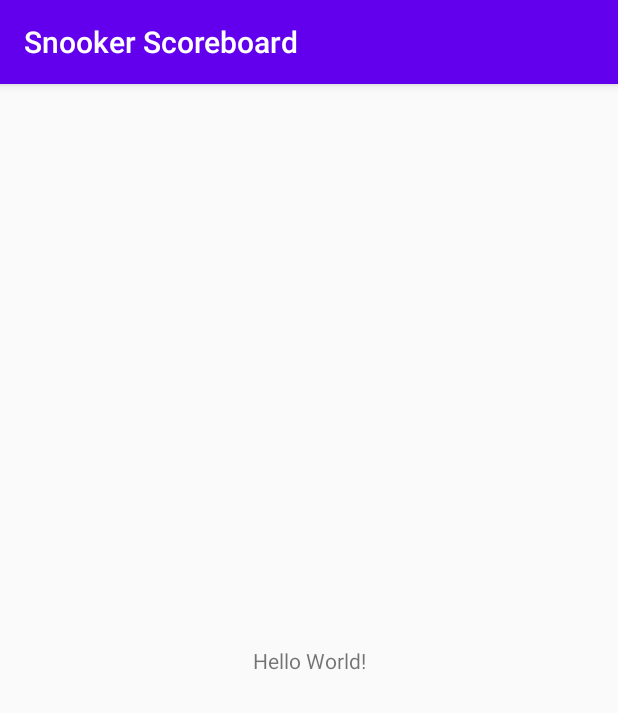
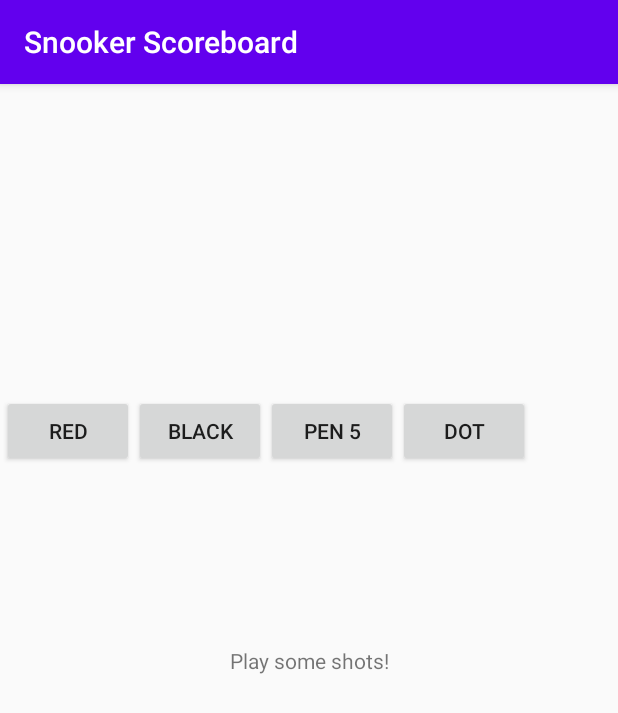
Before and after one commit to mashtonian/Snooker_Scoreboard, an Android app: the screen it shows after launch (MainActivity), on a phone screen of 412 x 824 dp. Shown: the top 713 px of the screen. Run offline under Robolectric (Android 15) with nearby library versions, the phone set to English and light mode, and no system bars.

Commit message:
Implemented naive shotTicker
Added rudimentary UI

```diff
--- a/app/build.gradle
+++ b/app/build.gradle
@@ -1,6 +1,7 @@
 apply plugin: 'com.android.application'
 apply plugin: 'kotlin-android'
 apply plugin: 'kotlin-android-extensions'
+apply plugin: 'kotlin-kapt'
 
 android {
     compileSdkVersion 30
@@ -33,5 +34,4 @@ dependencies {
     testImplementation 'junit:junit:4.12'
     androidTestImplementation 'androidx.test.ext:junit:1.1.2'
     androidTestImplementation 'androidx.test.espresso:espresso-core:3.3.0'
-
 }
--- a/app/src/main/java/com/mashton/android/snookerscoreboard/Frame.kt
+++ b/app/src/main/java/com/mashton/android/snookerscoreboard/Frame.kt
@@ -4,10 +4,12 @@ class Frame {
 
     val playerOne = Player()
     val playerTwo = Player()
-    var currentPlayer = playerTwo
+    var currentPlayer = playerOne
+    var shotTicker: String = ""
 
     fun playShot(shot: Shot) {
         currentPlayer.playShot(shot)
+        shotTicker += shot.shortName
         controlTurnFlow(shot)
     }
 
@@ -39,4 +41,6 @@ class Frame {
         playerTwo -> playerOne
         else -> Player()
     }
+
+
 }
--- a/app/src/main/java/com/mashton/android/snookerscoreboard/MainActivity.kt
+++ b/app/src/main/java/com/mashton/android/snookerscoreboard/MainActivity.kt
@@ -2,10 +2,36 @@ package com.mashton.android.snookerscoreboard
 
 import androidx.appcompat.app.AppCompatActivity
 import android.os.Bundle
+import android.widget.Button
+import android.widget.TextView
 
 class MainActivity : AppCompatActivity() {
     override fun onCreate(savedInstanceState: Bundle?) {
         super.onCreate(savedInstanceState)
         setContentView(R.layout.activity_main)
+
+        val redButton: Button = findViewById(R.id.buttonRed)
+        redButton.setOnClickListener {processShotClick(LegalShot.RED)}
+
+        val blackButton: Button = findViewById(R.id.buttonBlack)
+        blackButton.setOnClickListener {processShotClick(LegalShot.BLACK)}
+
+        val penaltyFiveButton: Button = findViewById(R.id.buttonPen5)
+        penaltyFiveButton.setOnClickListener {processShotClick(IllegalShot.PENALTY_FIVE)}
+
+        val dotButton: Button = findViewById(R.id.buttonDot)
+        dotButton.setOnClickListener {processShotClick(LegalShot.DOT)}
+
+        scoreTicker = findViewById(R.id.scoreTicker)
+
+    }
+
+    private val frame = Frame()
+
+    private lateinit var scoreTicker: TextView
+
+    private fun processShotClick(shot: Shot) {
+        frame.playShot(shot)
+        scoreTicker.text = frame.shotTicker
     }
 }
--- a/app/src/main/java/com/mashton/android/snookerscoreboard/Player.kt
+++ b/app/src/main/java/com/mashton/android/snookerscoreboard/Player.kt
@@ -1,16 +1,18 @@
 package com.mashton.android.snookerscoreboard
 
 class Player {
-    private var shots = ShotList()
+    var shots = ShotList()
 
     val score: Int
         get() = shots.score
 
-    private var breakShots = ShotList()
+    var breakShots = ShotList()
     val breakScore: Int
         get() = breakShots.score
 
-    fun endBreak() { shots.add(breakShots.shots) }
+    fun endBreak() {    shots.add(breakShots.shots)
+                        breakShots.shots.clear()
+    }
     fun playShot(shot: Shot) { breakShots.add(shot) }
 
     fun receivePenaltyPoints(shot: IllegalShot){
--- a/app/src/main/java/com/mashton/android/snookerscoreboard/ShotList.kt
+++ b/app/src/main/java/com/mashton/android/snookerscoreboard/ShotList.kt
@@ -1,16 +1,15 @@
 package com.mashton.android.snookerscoreboard
 
 class ShotList {
-    var shots = ArrayList<Shot>()
+    var shots: MutableList<Shot> = mutableListOf()
 
     val score: Int
         get() = shots.sumBy{it.value}
 
     fun add(shot: Shot) {shots.add(shot)}
-    fun add(newShots: ArrayList<Shot>) {shots.addAll(newShots)}
+    fun add(newShots: MutableList<Shot>) {shots.addAll(newShots)}
 
     override fun toString(): String {
-        return shots.joinToString (separator = "") { it.shortName }
+        return shots.joinToString(separator = "") { it.shortName }
     }
-
 }
--- a/app/src/main/res/layout/activity_main.xml
+++ b/app/src/main/res/layout/activity_main.xml
@@ -7,13 +7,64 @@
     tools:context=".MainActivity">
 
     <TextView
+        android:id="@+id/scoreTicker"
         android:layout_width="wrap_content"
         android:layout_height="wrap_content"
-        android:text="Hello World!"
+        android:text="Play some shots!"
         app:layout_constraintBottom_toBottomOf="parent"
         app:layout_constraintLeft_toLeftOf="parent"
         app:layout_constraintRight_toRightOf="parent"
         app:layout_constraintTop_toTopOf="parent" />
 
 
+    <TableLayout
+        android:layout_width="409dp"
+        android:layout_height="354dp"
+        tools:layout_editor_absoluteX="1dp"
+        tools:layout_editor_absoluteY="376dp"
+        app:layout_constraintBottom_toBottomOf="parent"
+        app:layout_constraintLeft_toLeftOf="parent"
+        app:layout_constraintRight_toRightOf="parent"
+        app:layout_constraintTop_toTopOf="parent">
+
+
+
+        <TableRow
+            android:layout_width="match_parent"
+            android:layout_height="match_parent">
+        <LinearLayout
+            android:layout_width="match_parent"
+            android:layout_height="match_parent"
+            android:orientation="horizontal">
+            <Button
+                android:id="@+id/buttonRed"
+                android:layout_width="wrap_content"
+                android:layout_height="wrap_content"
+                android:text="RED" />
+            <Button
+                android:id="@+id/buttonBlack"
+                android:layout_width="wrap_content"
+                android:layout_height="wrap_content"
+                android:text="BLACK" />
+            <Button
+                android:id="@+id/buttonPen5"
+                android:layout_width="wrap_content"
+                android:layout_height="wrap_content"
+                android:text="PEN 5" />
+            <Button
+                android:id="@+id/buttonDot"
+                android:layout_width="wrap_content"
+                android:layout_height="wrap_content"
+                android:text="DOT" />
+
+        </LinearLayout>
+
+        </TableRow>
+
+
+    </TableLayout>
+
+
+
+
 </androidx.constraintlayout.widget.ConstraintLayout>
```
